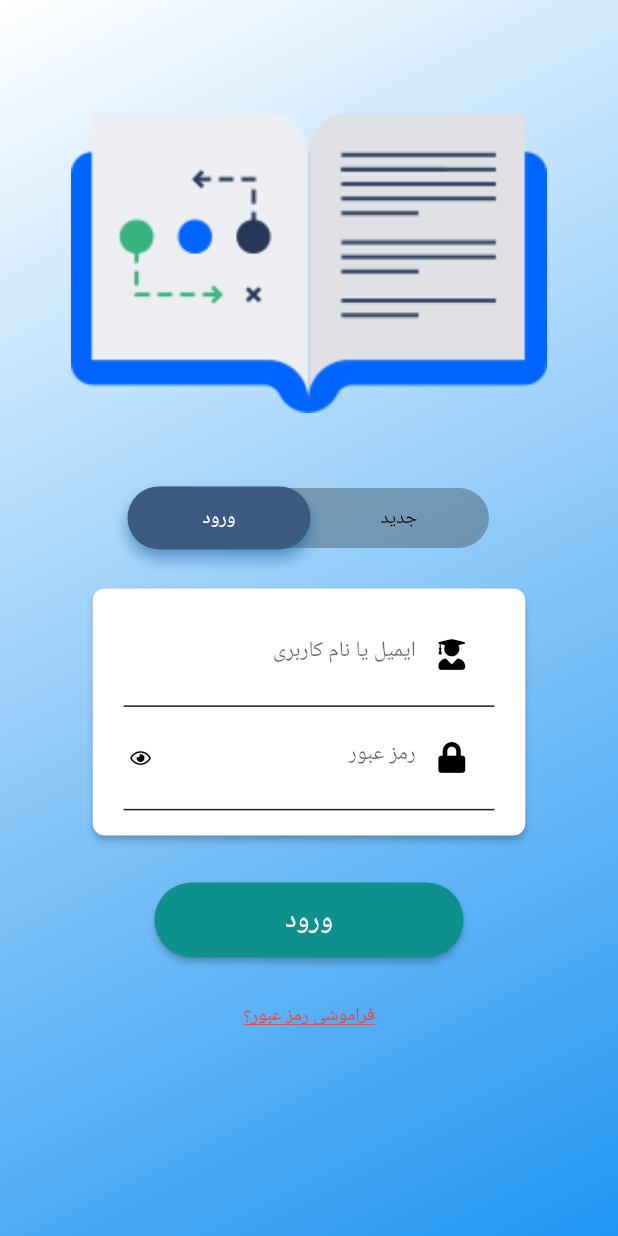
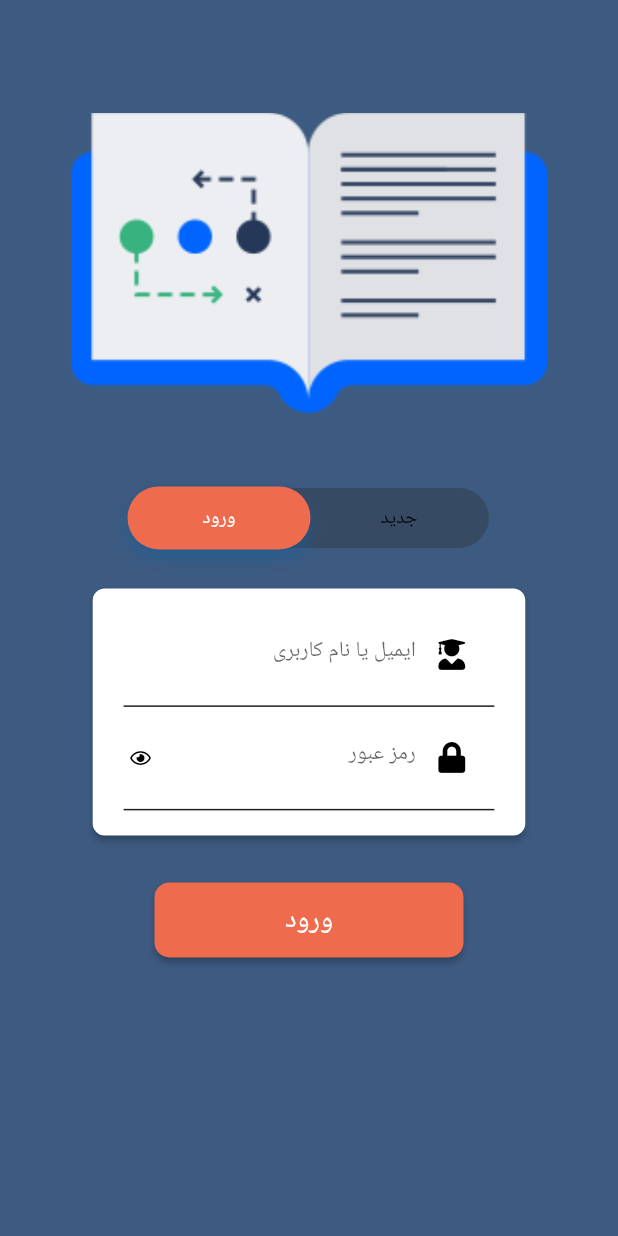
Before and after one commit to riasati/Tahlil_Mobile, a Flutter app: the screen it shows after launch, item 2 of the bottom bar chosen, after a tap on "ورود به حساب کاربری", on a phone screen of 412 x 824 dp. Run offline on Flutter 3.47's test engine with Material 2 defaults, Android fonts, the phone set to English and light mode, and no system bars; drawn by our look-alikes of loading_overlay, rounded_loading_button; our stand-ins replace auto_size_text, font_awesome_flutter, image_picker, marquee, rflutter_alert, shamsi_date and 1 more; network calls fail; Roboto replaces fonts that are missing (WorkSansBold, WorkSansMedium, WorkSansSemiBold); statements that could not run were skipped.

Commit message:
Fix color of login page and icon of exams

```diff
--- a/samproject/lib/pages/LoginSignupPage/LoginPage.dart
+++ b/samproject/lib/pages/LoginSignupPage/LoginPage.dart
@@ -42,8 +42,8 @@ class _LoginPageState extends State<LoginPage> {
                   colors: [
                     // Theme.Colors.loginGradientStart,
                     // Theme.Colors.loginGradientEnd
-                    Colors.white,
-                    Colors.blue
+                    Color(0xFF3D5A80),
+                    Color(0xFF3D5A80),
                   ],
                   begin: const FractionalOffset(0.0, 0.0),
                   end: const FractionalOffset(1.0, 1.0),
--- a/samproject/lib/pages/LoginSignupPage/MenuBar/bubble_Indication_painter.dart
+++ b/samproject/lib/pages/LoginSignupPage/MenuBar/bubble_Indication_painter.dart
@@ -17,7 +17,7 @@ class TabIndicationPainter extends CustomPainter {
         this.radius,
         this.dy, this.pageController) : super(repaint: pageController) {
     painter = new Paint()
-      ..color = Color(0xFF3D5A80)
+      ..color = Color.fromRGBO(238, 108,77 ,1.0)
       ..style = PaintingStyle.fill;
   }
 
--- a/samproject/lib/pages/LoginSignupPage/SignIn/SignInPage.dart
+++ b/samproject/lib/pages/LoginSignupPage/SignIn/SignInPage.dart
@@ -158,7 +158,8 @@ class _SignInPageState extends State<SignInPage> {
                   // ),
                   child: RoundedLoadingButton(
                     // curve: RoundedRectangleBorder(borderRadius: BorderRadius.all(Radius.circular(5.0))),
-                    color: Color.fromRGBO(14, 145, 140, 1),
+                    color: Color.fromRGBO(238, 108,77 ,1.0),
+                    borderRadius: 10,
                     controller: btnController,
                     child: Padding(
                       padding: const EdgeInsets.symmetric(
@@ -176,19 +177,19 @@ class _SignInPageState extends State<SignInPage> {
               ),
             ],
           ),
-          Padding(
-            padding: EdgeInsets.only(top: 15.0),
-            child: FlatButton(
-                onPressed: () {},
-                child: Text(
-                  "فراموشی رمز عبور؟",
-                  style: TextStyle(
-                      decoration: TextDecoration.underline,
-                      color: Colors.red,
-                      fontSize: MediaQuery.of(context).size.width * 0.03,
-                      fontFamily: "WorkSansMedium"),
-                )),
-          ),
+          // Padding(
+          //   padding: EdgeInsets.only(top: 15.0),
+          //   child: FlatButton(
+          //       onPressed: () {},
+          //       child: Text(
+          //         "فراموشی رمز عبور؟",
+          //         style: TextStyle(
+          //             decoration: TextDecoration.underline,
+          //             color: Colors.red,
+          //             fontSize: MediaQuery.of(context).size.width * 0.03,
+          //             fontFamily: "WorkSansMedium"),
+          //       )),
+          // ),
         ],
       ),
     );
--- a/samproject/lib/pages/LoginSignupPage/SignUp/SignUpPage.dart
+++ b/samproject/lib/pages/LoginSignupPage/SignUp/SignUpPage.dart
@@ -320,7 +320,8 @@ class _SignUpPageState extends State<SignUpPage> {
                   // highlightColor: Colors.transparent,
                   // // splashColor: Theme.Colors.loginGradientEnd,
                   // shape: RoundedRectangleBorder(borderRadius: BorderRadius.all(Radius.circular(5.0))),
-                  color: Color(0xFF3D5A80),
+                  borderRadius: 10,
+                  color: Color.fromRGBO(238, 108,77 ,1.0),
                   controller: btnController,
                   child: Padding(
                     padding: const EdgeInsets.symmetric(
--- a/samproject/lib/pages/insidClass/ClassExams.dart
+++ b/samproject/lib/pages/insidClass/ClassExams.dart
@@ -47,7 +47,7 @@ class _ClassExamsState extends State<ClassExams> {
               children: [
                 Container(
                   child: Icon(
-                    FontAwesomeIcons.users,
+                    FontAwesomeIcons.questionCircle,
                     size: 50,
                     color: Color(0xFF3D5A80),
                   ),
--- a/samproject/pubspec.yaml
+++ b/samproject/pubspec.yaml
@@ -32,6 +32,7 @@ dependencies:
   rounded_loading_button: ^1.0.0
   auto_size_text: 2.1.0
   shamsi_date: ^0.9.1
+  marquee: 1.6.1
   # The following adds the Cupertino Icons font to your application.
   # Use with the CupertinoIcons class for iOS style icons.
   cupertino_icons: ^1.0.0
```
Also changed, not shown: samproject/assets/img/login_page.jpg (added), samproject/pubspec.lock, 1 other file.
